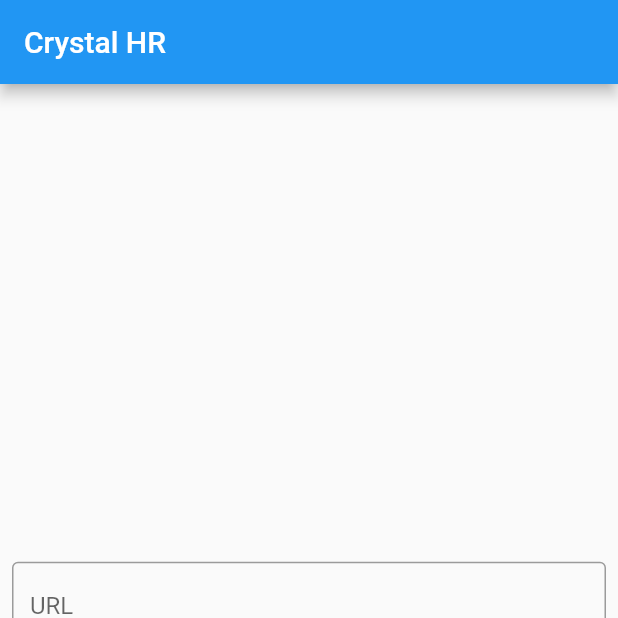
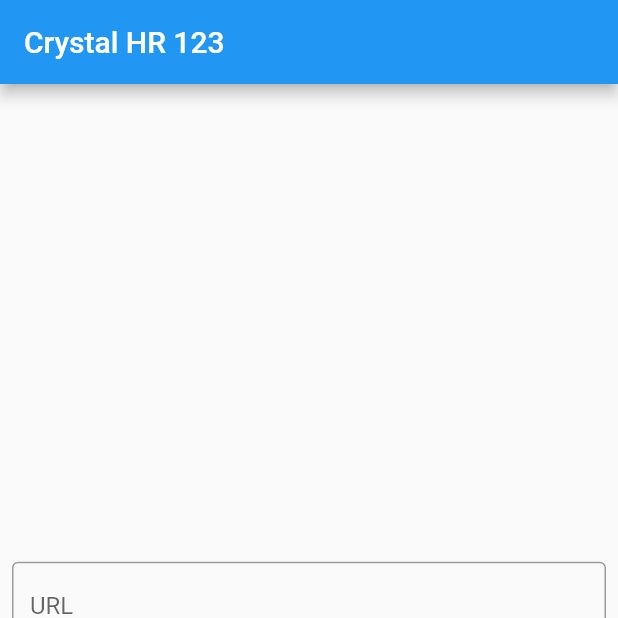
Before and after one commit to Pradeepkumar741999/demo, a Flutter app: the screen it shows after launch, on a phone screen of 412 x 824 dp, the top half of it. Run offline on Flutter 3.47's test engine with Material 2 defaults, Android fonts, the light colour scheme and no system bars; our stand-ins replace flutter_hooks, validators.

Commit message:
commit: title changed.

```diff
--- a/lib/main.dart
+++ b/lib/main.dart
@@ -25,7 +25,7 @@
   Widget build(BuildContext context) {
     return Scaffold(
       appBar: AppBar(
-        title: Text('Crystal HR'),
+        title: Text('Crystal HR 123'),
       ),
       body: Container(
         child: Column(
```
